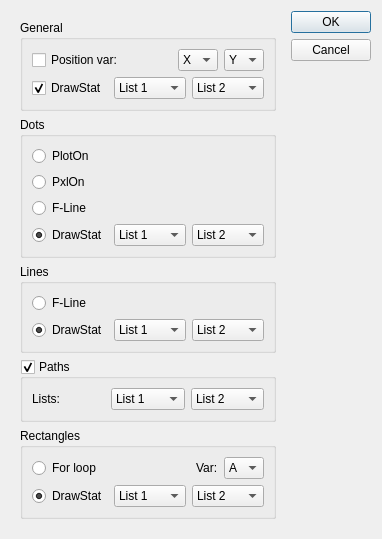
nick-keller/crusher_repack, file dialogs/basicexportdialog.ui: the form before one commit.
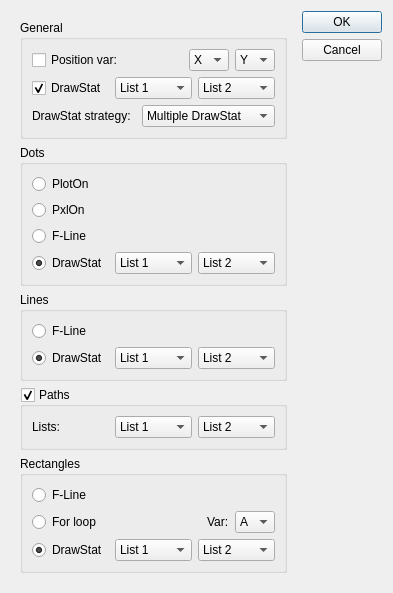
The form after the commit.

```diff
--- a/dialogs/basicexportdialog.ui
+++ b/dialogs/basicexportdialog.ui
@@ -6,8 +6,8 @@
    <rect>
     <x>0</x>
     <y>0</y>
-    <width>355</width>
-    <height>469</height>
+    <width>393</width>
+    <height>518</height>
    </rect>
   </property>
   <property name="windowTitle">
@@ -461,6 +461,45 @@
            </layout>
           </widget>
          </item>
+         <item>
+          <widget class="QWidget" name="widget_9" native="true">
+           <layout class="QHBoxLayout" name="horizontalLayout_9">
+            <property name="leftMargin">
+             <number>0</number>
+            </property>
+            <property name="topMargin">
+             <number>0</number>
+            </property>
+            <property name="rightMargin">
+             <number>0</number>
+            </property>
+            <property name="bottomMargin">
+             <number>0</number>
+            </property>
+            <item>
+             <widget class="QLabel" name="label_3">
+              <property name="text">
+               <string>DrawStat strategy:</string>
+              </property>
+             </widget>
+            </item>
+            <item>
+             <widget class="QComboBox" name="drawStatStrategy">
+              <item>
+               <property name="text">
+                <string>Multiple DrawStat</string>
+               </property>
+              </item>
+              <item>
+               <property name="text">
+                <string>Out of range points</string>
+               </property>
+              </item>
+             </widget>
+            </item>
+           </layout>
+          </widget>
+         </item>
         </layout>
        </widget>
       </item>
@@ -828,6 +867,13 @@
          <bool>false</bool>
         </property>
         <layout class="QVBoxLayout" name="verticalLayout_4">
+         <item>
+          <widget class="QRadioButton" name="rectFline">
+           <property name="text">
+            <string>F-Line</string>
+           </property>
+          </widget>
+         </item>
          <item>
           <widget class="QWidget" name="widget_4" native="true">
            <layout class="QHBoxLayout" name="horizontalLayout_4">
```
